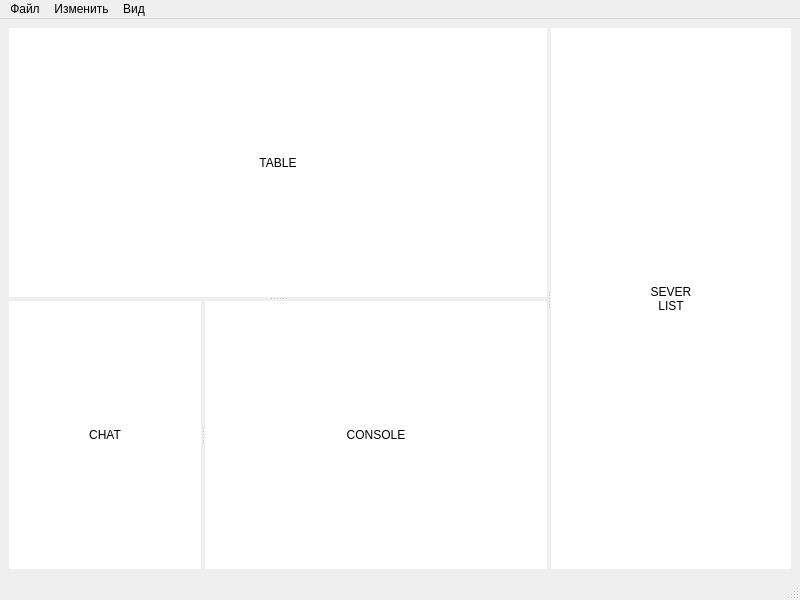
Above: mainwindow.ui from Akamiblade1297/CardsGame_Client before the change. Below: the same form after it.
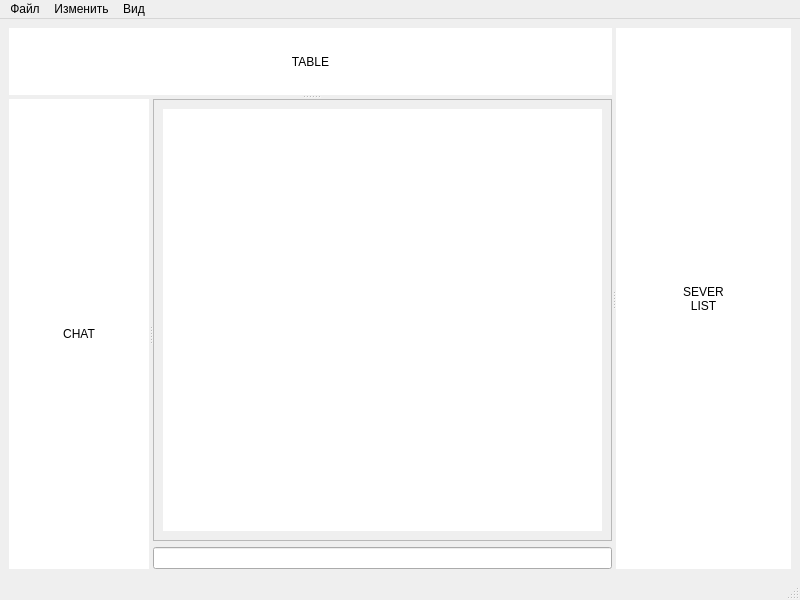
That is the form after the change. Icons and pictures are not drawn.

Commit message: Hotfixes + Console

Diff of the .ui file:
```diff
--- a/mainwindow.ui
+++ b/mainwindow.ui
@@ -80,15 +80,37 @@
         <widget class="QWidget" name="Console" native="true">
          <layout class="QGridLayout" name="gridLayout">
           <item row="0" column="0">
-           <widget class="QLabel" name="label_4">
-            <property name="text">
-             <string>CONSOLE</string>
+           <widget class="QScrollArea" name="ConsoleScrollArea">
+            <property name="widgetResizable">
+             <bool>true</bool>
             </property>
-            <property name="alignment">
-             <set>Qt::AlignmentFlag::AlignCenter</set>
-            </property>
+            <widget class="QWidget" name="ConsoleScrollAreaWidgetContents">
+             <property name="geometry">
+              <rect>
+               <x>0</x>
+               <y>0</y>
+               <width>304</width>
+               <height>211</height>
+              </rect>
+             </property>
+             <layout class="QGridLayout" name="gridLayout_6">
+              <item row="0" column="0">
+               <widget class="QLabel" name="ConsoleOut">
+                <property name="text">
+                 <string/>
+                </property>
+                <property name="alignment">
+                 <set>Qt::AlignmentFlag::AlignLeading|Qt::AlignmentFlag::AlignLeft|Qt::AlignmentFlag::AlignTop</set>
+                </property>
+               </widget>
+              </item>
+             </layout>
+            </widget>
            </widget>
           </item>
+          <item row="1" column="0">
+           <widget class="QLineEdit" name="ConsoleIn"/>
+          </item>
          </layout>
         </widget>
        </widget>
```
The commit also changes 9 other files.
